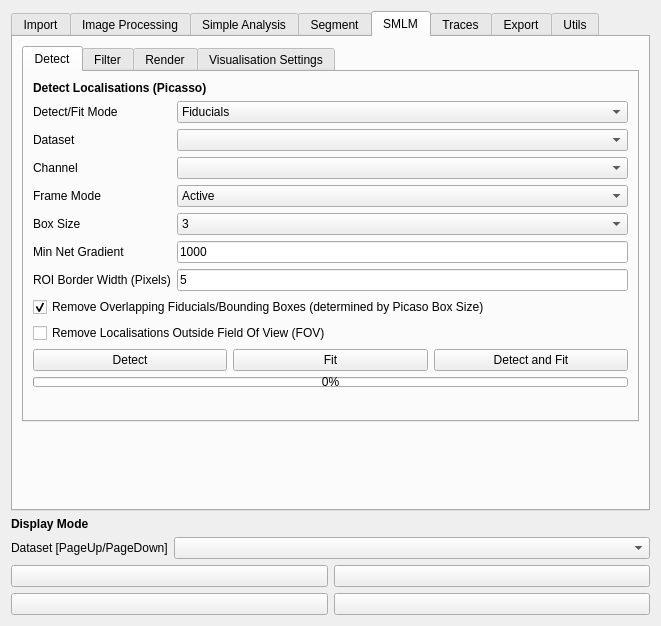
Before: the Qt Designer form src/napari_pixseq/GUI/pixseq_ui.ui in piedrro/napari-molseeq, drawn with Qt 5.
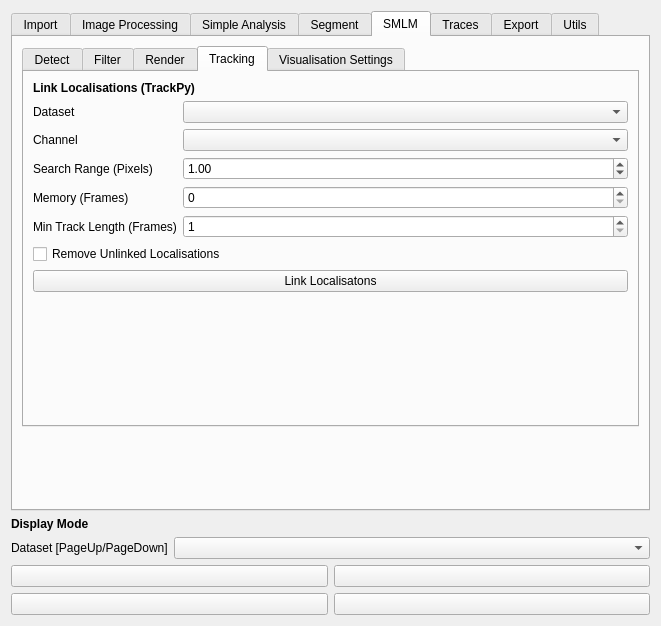
After: the same form once the commit is applied. The open tabs and pages were chosen to show the change.

Commit message: added trackpy tracking

What changed in the file:
```diff
--- a/src/napari_pixseq/GUI/pixseq_ui.ui
+++ b/src/napari_pixseq/GUI/pixseq_ui.ui
@@ -2056,6 +2056,115 @@
            </item>
           </layout>
          </widget>
+         <widget class="QWidget" name="tab_27">
+          <attribute name="title">
+           <string>Tracking</string>
+          </attribute>
+          <layout class="QVBoxLayout" name="verticalLayout_29">
+           <item>
+            <widget class="QLabel" name="label_80">
+             <property name="font">
+              <font>
+               <weight>75</weight>
+               <bold>true</bold>
+              </font>
+             </property>
+             <property name="text">
+              <string>Link Localisations (TrackPy)</string>
+             </property>
+            </widget>
+           </item>
+           <item>
+            <layout class="QFormLayout" name="formLayout_25">
+             <item row="0" column="0">
+              <widget class="QLabel" name="label_95">
+               <property name="text">
+                <string>Dataset</string>
+               </property>
+              </widget>
+             </item>
+             <item row="0" column="1">
+              <widget class="QComboBox" name="tracking_dataset"/>
+             </item>
+             <item row="1" column="0">
+              <widget class="QLabel" name="label_96">
+               <property name="text">
+                <string>Channel</string>
+               </property>
+              </widget>
+             </item>
+             <item row="1" column="1">
+              <widget class="QComboBox" name="tracking_channel"/>
+             </item>
+             <item row="2" column="0">
+              <widget class="QLabel" name="label_98">
+               <property name="text">
+                <string>Search Range (Pixels)</string>
+               </property>
+              </widget>
+             </item>
+             <item row="2" column="1">
+              <widget class="QDoubleSpinBox" name="trackpy_search_range">
+               <property name="value">
+                <double>1.000000000000000</double>
+               </property>
+              </widget>
+             </item>
+             <item row="3" column="0">
+              <widget class="QLabel" name="label_99">
+               <property name="text">
+                <string>Memory (Frames)</string>
+               </property>
+              </widget>
+             </item>
+             <item row="3" column="1">
+              <widget class="QSpinBox" name="trackpy_memory"/>
+             </item>
+             <item row="4" column="0">
+              <widget class="QLabel" name="label_100">
+               <property name="text">
+                <string>Min Track Length (Frames)</string>
+               </property>
+              </widget>
+             </item>
+             <item row="4" column="1">
+              <widget class="QSpinBox" name="min_track_length">
+               <property name="minimum">
+                <number>1</number>
+               </property>
+              </widget>
+             </item>
+            </layout>
+           </item>
+           <item>
+            <widget class="QCheckBox" name="remove_unlinked">
+             <property name="text">
+              <string>Remove Unlinked Localisations</string>
+             </property>
+            </widget>
+           </item>
+           <item>
+            <widget class="QPushButton" name="link_localisations">
+             <property name="text">
+              <string>Link Localisatons</string>
+             </property>
+            </widget>
+           </item>
+           <item>
+            <spacer name="verticalSpacer_26">
+             <property name="orientation">
+              <enum>Qt::Vertical</enum>
+             </property>
+             <property name="sizeHint" stdset="0">
+              <size>
+               <width>20</width>
+               <height>122</height>
+              </size>
+             </property>
+            </spacer>
+           </item>
+          </layout>
+         </widget>
          <widget class="QWidget" name="tab_22">
           <attribute name="title">
            <string>Visualisation Settings</string>
```
Left out of the diff: 2 changed lines with no effect on the pictures. The commit also changes 6 other files.
